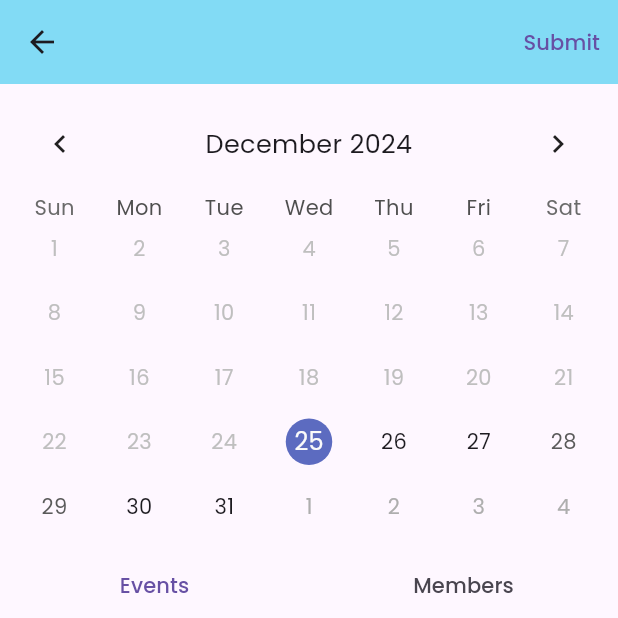
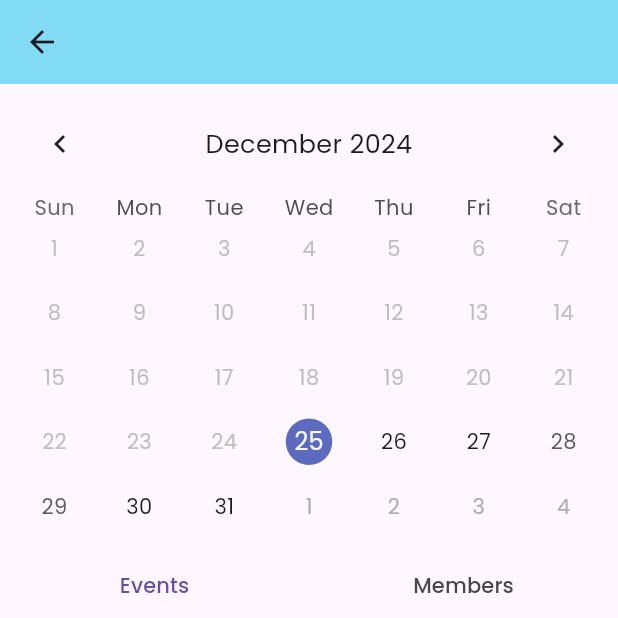
Before and after one commit to rinkaji/endterm-project-MAD, a Flutter app: the MainScreen screen opened directly with empty values, on a phone screen of 412 x 824 dp, the top half of it. Run offline on Flutter 3.47's test engine with Material 3 defaults, Android fonts, the phone set to English and light mode, and no system bars; drawn by our look-alikes of table_calendar; our stand-ins replace fl_chart, google_fonts, sqflite; accounts and stored records are empty.

Commit message:
Fix bugs and remove ui

```diff
--- a/lib/screens/mainscreen/mainscreen.dart
+++ b/lib/screens/mainscreen/mainscreen.dart
@@ -87,7 +87,7 @@ class _MainScreenState extends State<MainScreen> {
               icon: Icon(Icons.arrow_back)),
           centerTitle: true,
           title: Text(widget.catName),
-          actions: [TextButton(onPressed: ()=>addAttendance, child: Text("Submit"))],
+
         ),
         body: Column(
           children: [
--- a/lib/screens/mainscreen/mainscreen_tile.dart
+++ b/lib/screens/mainscreen/mainscreen_tile.dart
@@ -14,8 +14,9 @@ class MainScreenTile extends StatefulWidget {
       required this.updateMember,
       // required this.addAttendance
       required this.day,
-      required this.theme
-      required this.index});
+      required this.theme,
+      required this.index
+    });
 
 
   final Participant filtered;
--- a/lib/screens/reports_screen/reports_screen.dart
+++ b/lib/screens/reports_screen/reports_screen.dart
@@ -160,11 +160,11 @@ class _ReportsScreenState extends State<ReportsScreen> {
                           BarChartGroupData(
                             x: 0,
                             barRods: [
-                              BarChartRodData(toY: late, color: Colors.yellow)
+                              BarChartRodData(toY: absent, color: Colors.yellow)
                             ],
                           ),
                           BarChartGroupData(x: 0, barRods: [
-                            BarChartRodData(toY: absent, color: Colors.red)
+                            BarChartRodData(toY: late, color: Colors.red)
                           ]),
                           BarChartGroupData(x: 0, barRods: [
                             BarChartRodData(toY: excused, color: Colors.blue)
```
